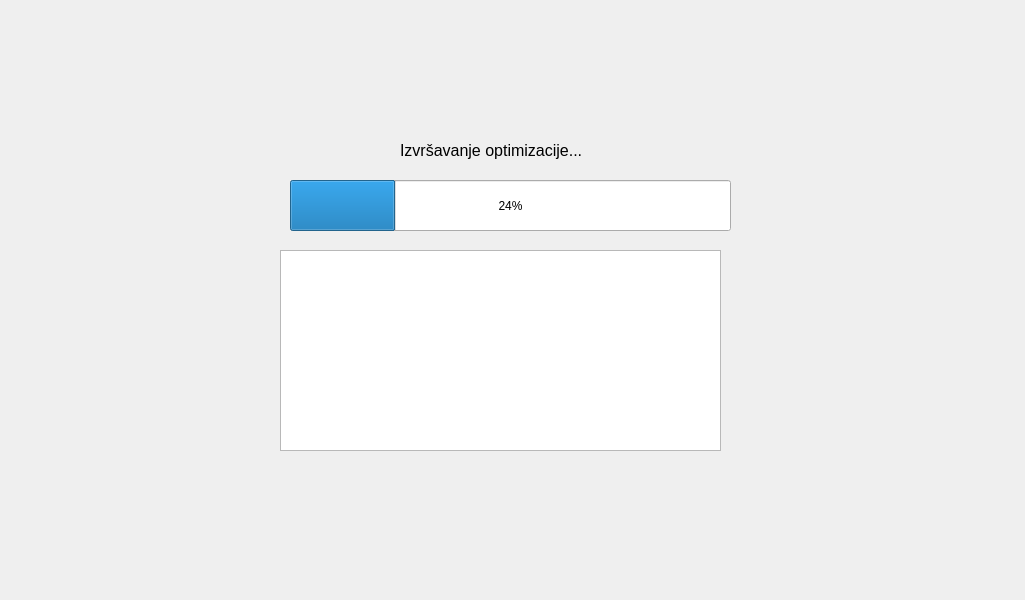
Above: MILP_GUI/loadingscreen.ui from petarlovricc/Tube-Based-MPC-of-Hot-Water-Preparation-and-Microgrid-with-Included-Demand-Response-Provision before the change. Below: the same form after it.
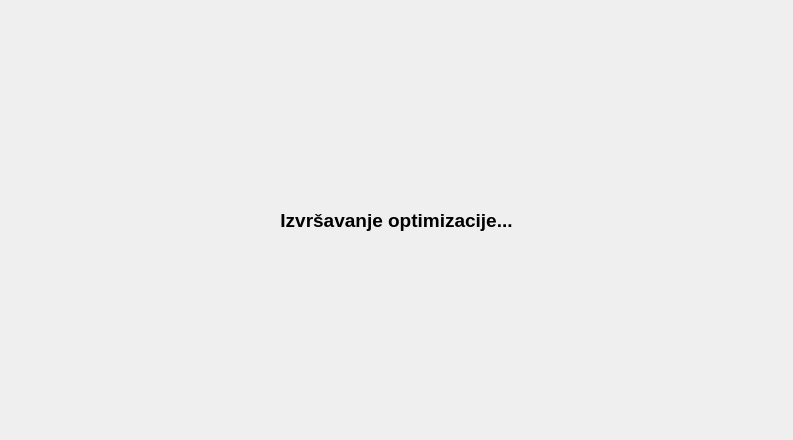
That is the form after the change.

Diff of the .ui file:
```diff
--- a/MILP_GUI/loadingscreen.ui
+++ b/MILP_GUI/loadingscreen.ui
@@ -6,54 +6,41 @@
    <rect>
     <x>0</x>
     <y>0</y>
-    <width>1025</width>
-    <height>600</height>
+    <width>793</width>
+    <height>440</height>
    </rect>
   </property>
+  <property name="font">
+   <font>
+    <strikeout>false</strikeout>
+    <stylestrategy>PreferDefault</stylestrategy>
+    <kerning>true</kerning>
+   </font>
+  </property>
   <property name="windowTitle">
    <string>Form</string>
   </property>
-  <widget class="QProgressBar" name="progressBar">
-   <property name="geometry">
-    <rect>
-     <x>290</x>
-     <y>180</y>
-     <width>441</width>
-     <height>51</height>
-    </rect>
-   </property>
-   <property name="value">
-    <number>24</number>
-   </property>
-  </widget>
-  <widget class="QListWidget" name="listWidget">
-   <property name="geometry">
-    <rect>
-     <x>280</x>
-     <y>250</y>
-     <width>441</width>
-     <height>201</height>
-    </rect>
-   </property>
-  </widget>
+  <layout class="QVBoxLayout" name="verticalLayout">
+   <item>
   <widget class="QLabel" name="label">
-   <property name="geometry">
-    <rect>
-     <x>400</x>
-     <y>130</y>
-     <width>181</width>
-     <height>41</height>
-    </rect>
-   </property>
    <property name="font">
     <font>
-     <pointsize>12</pointsize>
+       <pointsize>14</pointsize>
+       <bold>true</bold>
+       <strikeout>false</strikeout>
+       <stylestrategy>PreferDefault</stylestrategy>
+       <kerning>true</kerning>
     </font>
    </property>
    <property name="text">
     <string>Izvršavanje optimizacije...</string>
    </property>
-  </widget>
+     <property name="alignment">
+      <set>Qt::AlignCenter</set>
+     </property>
+    </widget>
+   </item>
+  </layout>
  </widget>
  <resources/>
  <connections/>
```
Lines whose indentation alone changed are shown as unchanged.
